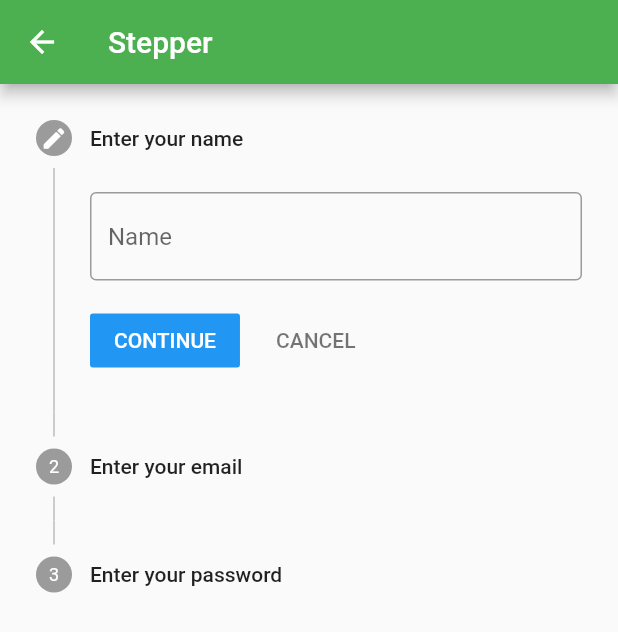
After one commit to BahromjonPolat/Flutter-App-On-Lesson, a Flutter app: the LessonTwentyOneMainPage screen opened directly, after a tap on the "refresh" icon, after a tap on the "other houses" icon, on a phone screen of 412 x 824 dp. The commit adds this screen. Shown: the top 632 px of the screen. Run offline on Flutter 3.47's test engine with Material 2 defaults, Android fonts, the phone set to English and light mode, and no system bars; our stand-ins replace animated_text_kit, fluttertoast, palette_generator.

Commit message:
21-dars. Stepper, FormFieldState

```diff
--- /dev/null
+++ b/lib/lesson21/main.dart
@@ -0,0 +1,107 @@
+import 'dart:math';
+
+import 'package:flutter/material.dart';
+import 'package:fluttertoast/fluttertoast.dart';
+import 'package:my_flutter_app/lesson21/stepper_page.dart';
+
+class LessonTwentyOneMainPage extends StatefulWidget {
+  @override
+  _LessonTwentyOneMainPageState createState() =>
+      _LessonTwentyOneMainPageState();
+}
+
+class _LessonTwentyOneMainPageState extends State<LessonTwentyOneMainPage> {
+  int _randomNumber = Random().nextInt(10) + 1;
+  List<bool> _buttonStatus = List.generate(12, (index) => true);
+  int _chance = 3;
+  int _seconds = 10;
+
+  @override
+  Widget build(BuildContext context) {
+    return Scaffold(
+      appBar: _getAppBar(),
+      body: _getBody(),
+    );
+  }
+
+  _getAppBar() => AppBar(
+        // toolbarTextStyle: TextStyle(color: Colors.deepOrange),
+        title: Text("Lesson 21 | $_seconds"),
+        actions: [
+          IconButton(
+            icon: Icon(Icons.refresh),
+            onPressed: () {
+              _randomNumber = Random().nextInt(10) + 1;
+              _buttonStatus = List.generate(12, (index) => true);
+              _onStart();
+            },
+          ),
+          IconButton(
+              onPressed: () {
+                Navigator.push(
+                    context,
+                    MaterialPageRoute(
+                      builder: (_) => LessonTwentyOneStepperPage(),
+                    ));
+              },
+              icon: Icon(Icons.other_houses))
+        ],
+      );
+
+  _getBody() => Container(
+        padding: EdgeInsets.all(12.0),
+        child: _getButtonList(),
+      );
+
+  _getButtonList() => GridView.builder(
+      itemCount: 12,
+      gridDelegate: SliverGridDelegateWithFixedCrossAxisCount(
+        crossAxisCount: 3,
+        crossAxisSpacing: 12.0,
+        mainAxisSpacing: 12.0,
+      ),
+      itemBuilder: (context, index) {
+        return _getNumberButton(index);
+      });
+
+  ElevatedButton _getNumberButton(int index) {
+    int number = index + 1;
+    return ElevatedButton(
+      child: Text(
+        "$number",
+        style: TextStyle(fontWeight: FontWeight.bold, fontSize: 32.0),
+      ),
+      style: _getButtonStyle(),
+      onPressed: _buttonStatus[index]
+          ? () {
+              if (_randomNumber > number) {
+                for (int i = 0; i <= index; i++) _buttonStatus[i] = false;
+              } else if (_randomNumber < number) {
+                for (int i = index; i < 12; i++) _buttonStatus[i] = false;
+              } else {
+                Fluttertoast.showToast(msg: "You Won");
+              }
+              _chance--;
+            }
+          : null,
+    );
+  }
+
+  _getButtonStyle() => ElevatedButton.styleFrom(
+          shape: RoundedRectangleBorder(
+        borderRadius: BorderRadius.circular(100.0),
+      ));
+
+  void _onStart() async {
+    for (int i = _seconds; i > 0; i--) {
+      await Future.delayed(Duration(seconds: 1), () {
+        _seconds--;
+        _setState();
+      });
+    }
+  }
+
+  void _setState() {
+    setState(() {});
+  }
+}
--- /dev/null
+++ b/lib/lesson21/stepper_page.dart
@@ -0,0 +1,98 @@
+import 'package:flutter/cupertino.dart';
+import 'package:flutter/material.dart';
+
+class LessonTwentyOneStepperPage extends StatefulWidget {
+  @override
+  _LessonTwentyOneStepperPageState createState() =>
+      _LessonTwentyOneStepperPageState();
+}
+
+class _LessonTwentyOneStepperPageState
+    extends State<LessonTwentyOneStepperPage> {
+  Size _size;
+  TextEditingController _nameController = TextEditingController();
+  TextEditingController _emailController = TextEditingController();
+  TextEditingController _passwordController = TextEditingController();
+  int _currentStep = 0;
+
+  GlobalKey _nameKey = GlobalKey<FormFieldState>();
+  GlobalKey _emailKey = GlobalKey<FormFieldState>();
+  GlobalKey _passwordKey = GlobalKey<FormFieldState>();
+
+  @override
+  Widget build(BuildContext context) {
+    _size = MediaQuery.of(context).size;
+    return Scaffold(
+      appBar: _getAppBar(),
+      body: _getBody(),
+    );
+  }
+
+  AppBar _getAppBar() => AppBar(
+        title: Text("Stepper"),
+      );
+
+  _getBody() => SingleChildScrollView(
+        child: Stepper(
+          type: StepperType.vertical,
+          steps: _getSteps(),
+          currentStep: _currentStep,
+          onStepContinue: () {
+            if (_currentStep < _getSteps().length - 1) {
+              _currentStep++;
+            }
+
+            setState(() {});
+          },
+          onStepCancel: (){
+            if(_currentStep > 0) {
+              _currentStep--;
+            }
+            setState(() {
+
+            });
+          },
+        ),
+      );
+
+  List<Step> _getSteps() => [
+        Step(
+          state: _setCurrentState(0),
+          title: Text("Enter your name"),
+          content: TextFormField(
+            key: _nameKey,
+            controller: _nameController,
+            keyboardType: TextInputType.name,
+            decoration:
+                InputDecoration(border: OutlineInputBorder(), hintText: "Name"),
+
+          ),
+        ),
+        Step(
+            state: _setCurrentState(1),
+            title: Text("Enter your email"),
+            content: TextFormField(
+              key: _emailKey,
+              controller: _emailController,
+              keyboardType: TextInputType.emailAddress,
+              decoration: InputDecoration(
+                  border: OutlineInputBorder(), hintText: "Email"),
+            )),
+        Step(
+            state: _setCurrentState(2),
+            title: Text("Enter your password"),
+            content: TextFormField(
+              key: _passwordKey,
+              obscureText: true,
+              controller: _passwordController,
+              keyboardType: TextInputType.visiblePassword,
+              decoration: InputDecoration(
+                  border: OutlineInputBorder(), hintText: "Password"),
+            )),
+      ];
+
+  StepState _setCurrentState(int index) {
+    if (index ==_currentStep) return StepState.editing;
+    return StepState.indexed;
+  }
+}
```
Also changed, not shown: lib/data/lesson_list.dart (+7 -1 lines), lib/lesson20/game.dart (+8 -16 lines).
